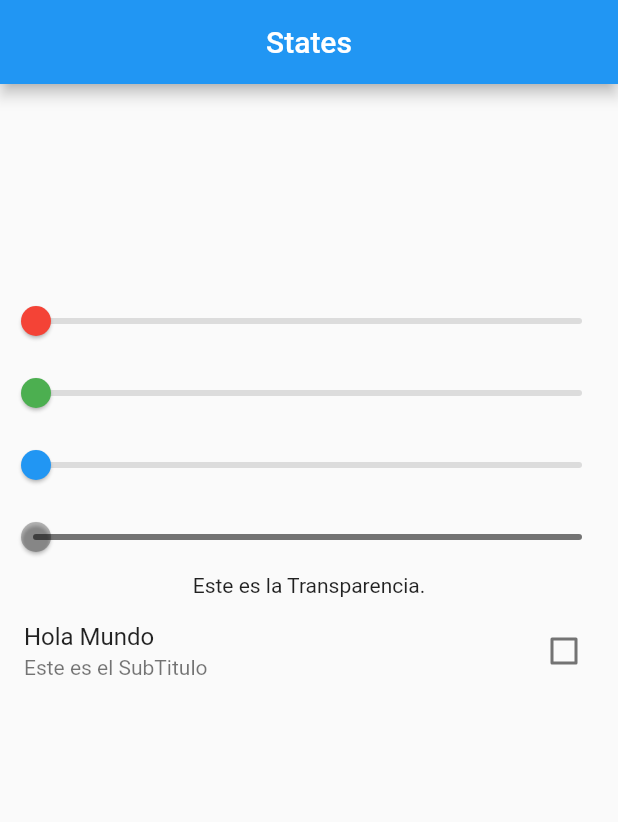
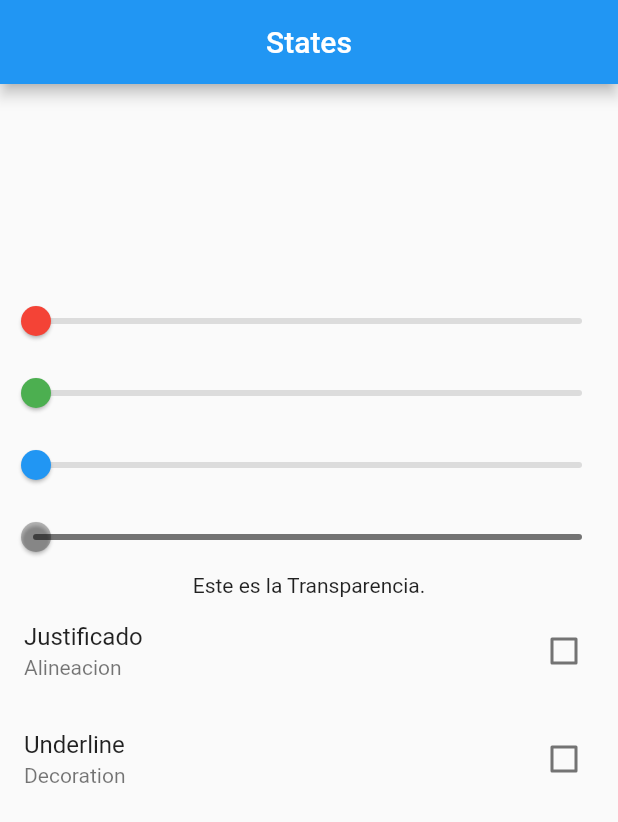
Before and after one commit to DinoPJ/codigo6_state6, a Flutter app: the screen it shows after launch, on a phone screen of 412 x 824 dp. Shown: the top 822 px of the screen. Run offline on Flutter 3.47's test engine with Material 2 defaults, Android fonts, the phone set to English and light mode, and no system bars.

```diff
--- a/lib/main.dart
+++ b/lib/main.dart
@@ -25,7 +25,7 @@ class _InitPageState extends State<InitPage> {
   double transpareciaColor = 0;
 
   bool valueCheckBox = false;
-  bool valueCheckBox2 = false;
+  bool isUnderline = false;
 
   @override
   Widget build(BuildContext context) {
@@ -42,14 +42,17 @@ class _InitPageState extends State<InitPage> {
           "Lorem ipsum dolor sit amet, consectetur adipiscing elit, sed do eiusmod tempor incididunt ut labore et dolore magna aliqua. Ut enim ad minim veniam, quis nostrud exercitation ullamco laboris nisi ut aliquip ex ea commodo consequat. Duis aute irure dolor in reprehenderit in voluptate velit esse cillum dolore eu fugiat nulla pariatur. Excepteur sint occaecat cupidatat non proident, sunt in culpa qui officia deserunt mollit anim id est laborum.",
           style: TextStyle(
             fontSize: 14.0,
-            fontWeight: FontWeight.w600,
+            fontWeight: FontWeight.w500,
             height: 1.3,
             color: Color.fromRGBO(
                 sliderRedValue.toInt(),
                 sliderGreenValue.toInt(),
                 sliderBlueValue.toInt(),
                 transpareciaColor),
+            decoration:
+                isUnderline ? TextDecoration.lineThrough : TextDecoration.none,
           ),
+          textAlign: valueCheckBox ? TextAlign.justify : TextAlign.left,
         ),
         Slider(
           value: sliderRedValue,
@@ -109,11 +112,20 @@ class _InitPageState extends State<InitPage> {
         ),
         CheckboxListTile(
             value: valueCheckBox,
-            title: Text("Hola Mundo"),
-            subtitle: Text("Este es el SubTitulo"),
+            title: Text("Justificado"),
+            subtitle: Text("Alineacion"),
             onChanged: (bool? mandarina) {
               print(mandarina);
               valueCheckBox = mandarina!;
+              setState(() {});
+            }),
+        CheckboxListTile(
+            value: isUnderline,
+            title: Text("Underline"),
+            subtitle: Text("Decoration"),
+            onChanged: (bool? mandarina) {
+              print(mandarina);
+              isUnderline = mandarina!;
               setState(() {});
             }),
       ]),
```
